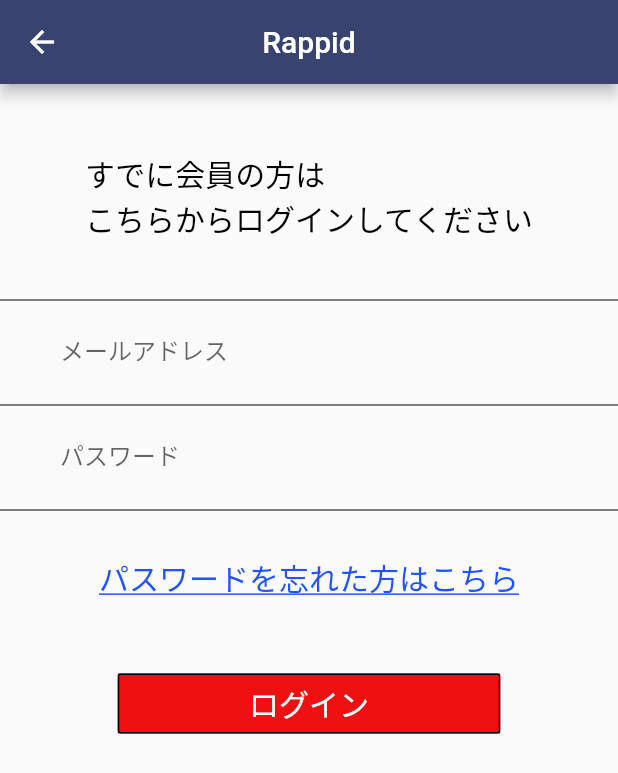
After one commit to choushou/flutter_education, a Flutter app: the screen it shows after launch, after a tap on "LoginSignupPage", on a phone screen of 412 x 824 dp. The commit adds this screen. Shown: the top 773 px of the screen. Run offline on Flutter 3.47's test engine with Material 2 defaults, Android fonts, the phone set to English and light mode, and no system bars; our stand-ins replace firebase_auth, firebase_database; missing offline and left inert: flutter_share_go; accounts and stored records are empty; Roboto replaces fonts that are missing (ヒラギノ角ゴ ProN W3).

Commit message:
ログイン画面を実装

```diff
--- /dev/null
+++ b/education/lib/login_signup_page.dart
@@ -0,0 +1,192 @@
+import 'package:flutter/material.dart';
+import 'package:firebase_auth/firebase_auth.dart';
+import 'package:flutter/services.dart';
+
+final FirebaseAuth _auth = FirebaseAuth.instance;
+
+class LoginSignupPage extends StatefulWidget {
+  @override
+  _LoginSignupPageState createState() => _LoginSignupPageState();
+}
+
+class _LoginSignupPageState extends State<LoginSignupPage> {
+  final GlobalKey<FormState> _formKey = GlobalKey<FormState>();
+  final TextEditingController _emailController = TextEditingController();
+  final TextEditingController _passwordController = TextEditingController();
+  bool _success;
+  String _userEmail;
+
+  @override
+  Widget build(BuildContext context) {
+    return Scaffold(
+      appBar: AppBar(
+        centerTitle: true,
+        title: Text('Rappid'),
+        backgroundColor: Color.fromRGBO(56, 67, 111, 1),
+      ),
+      body: Container(
+        child: Column(
+          children: <Widget>[
+            Container(
+              child: const Text(
+                'すでに会員の方は\nこちらからログインしてください',
+                style: TextStyle(
+                    fontFamily: "ヒラギノ角ゴ ProN W3",
+                    fontSize: 20.0,
+                    color: Colors.black),
+              ),
+              padding: const EdgeInsets.only(top: 45, bottom: 38),
+              alignment: Alignment.center,
+            ),
+            Container(
+              padding: const EdgeInsets.only(top: 0, bottom: 10),
+              child: Divider(
+                height: 2.0,
+                //indent: 0.0,
+                color: Colors.black,
+              ),
+            ),
+            Form(
+              key: _formKey,
+              child: Column(
+                children: <Widget>[
+                  TextFormField(
+                    controller: _emailController,
+                    decoration: InputDecoration(
+                      labelText: 'メールアドレス',
+                      hintText: '入力してください',
+                      contentPadding: EdgeInsets.only(left: 40),
+                      border: InputBorder.none,
+                    ),
+                    validator: (String value) {
+                      if (value.isEmpty) {
+                        return 'Please enter some text';
+                      }
+                      return null;
+                    },
+                  ),
+                  Container(
+                    padding: const EdgeInsets.only(top: 10, bottom: 10),
+                    child: Divider(
+                      height: 2.0,
+                      //indent: 0.0,
+                      color: Colors.black,
+                    ),
+                  ),
+                  TextFormField(
+                    controller: _passwordController,
+                    inputFormatters: [
+                      WhitelistingTextInputFormatter(RegExp("[a-z,A-Z,0-9]")),
+                    ],
+                    decoration: const InputDecoration(
+                      labelText: 'パスワード',
+                      hintText: '6文字以上の英数字',
+                      contentPadding: EdgeInsets.only(left: 40),
+                      border: InputBorder.none,
+                    ),
+                    validator: (String value) {
+                      if (value.isEmpty) {
+                        return 'Please enter some text';
+                      }
+                      if (value.length < 6) {
+                        return '6文字以上の英数字を入力してください';
+                      }
+                      return null;
+                    },
+                  ),
+                ],
+              ),
+            ),
+            Container(
+              padding: const EdgeInsets.only(top: 10, bottom: 0),
+              child: Divider(
+                height: 2.0,
+                //indent: 0.0,
+                color: Colors.black,
+              ),
+            ),
+            Container(
+              padding: const EdgeInsets.only(top: 20, bottom: 40),
+              child: FlatButton(
+                onPressed: test,
+                child: Text(
+                  "パスワードを忘れた方はこちら",
+                  style: TextStyle(
+                      fontFamily: "ヒラギノ角ゴ ProN W3",
+                      fontSize: 20.0,
+                      color: Color.fromRGBO(32, 83, 253, 1),
+                      decoration: TextDecoration.underline),
+                ),
+              ),
+            ),
+            Container(
+              color: Color.fromRGBO(239, 17, 17, 1),
+              width: 255,
+              height: 40,
+              child: OutlineButton(
+                borderSide: BorderSide(color: Colors.black),
+                highlightedBorderColor: Colors.black,
+                textColor: Colors.white,
+                onPressed: () async {
+                  if (_formKey.currentState.validate()) {
+                    _signInWithEmailAndPassword();
+                  }
+                },
+                child: Text(
+                  "ログイン",
+                  style: TextStyle(
+                    fontFamily: "ヒラギノ角ゴ ProN W3",
+                    fontSize: 20.0,
+                    // color: Colors.white,
+                  ),
+                ),
+              ),
+            ),
+          ],
+        ),
+//            Container(
+//              alignment: Alignment.center,
+//              padding: const EdgeInsets.symmetric(horizontal: 16),
+//              child: Text(
+//                _success == null
+//                    ? ''
+//                    : (_success
+//                        ? 'Successfully signed in ' + _userEmail
+//                        : 'Sign in failed'),
+//                style: TextStyle(color: Colors.red),
+//              ),
+//            )
+//          ],
+//        ),
+//      ),
+      ),
+    );
+  }
+
+  test() {
+    print("item");
+  }
+
+  void _signInWithEmailAndPassword() async {
+    final FirebaseUser user = (await _auth.signInWithEmailAndPassword(
+      email: _emailController.text,
+      password: _passwordController.text,
+    ))
+        .user;
+    if (user != null) {
+      setState(() {
+        _success = true;
+        _userEmail = user.email;
+      });
+    } else {
+      _success = false;
+    }
+  }
+
+  @override
+  void dispose() {
+    _emailController.dispose();
+    _passwordController.dispose();
+    super.dispose();
+  }
+}
--- a/education/lib/main.dart
+++ b/education/lib/main.dart
@@ -1,3 +1,4 @@
+import 'package:education/login_signup_page.dart';
 import 'package:flutter/material.dart';
 import 'package:firebase_database/firebase_database.dart';
 
@@ -21,6 +22,7 @@ class MyApp extends StatelessWidget {
       home: MyHomePage(title: 'Flutter Demo Home Page'),
       routes: {
         'DraggablePage': (context) => DraggablePage(),
+        'LoginSignupPage': (context) => LoginSignupPage(),
       },
     );
   }
@@ -91,6 +93,12 @@ class _MyHomePageState extends State<MyHomePage> {
                 },
                 child: Text('DraggablePage'),
               ),
+              RaisedButton(
+                onPressed: () {
+                  navigateTo('LoginSignupPage');
+                },
+                child: Text('LoginSignupPage'),
+              ),
             ],
           )
       ), //center
--- a/education/pubspec.yaml
+++ b/education/pubspec.yaml
@@ -30,6 +30,7 @@ dependencies:
   cupertino_icons: ^0.1.3
   firebase_database: ^3.1.3
   flutter_share_go: ^0.0.2
+  firebase_auth: ^0.14.0+5
 #  firebase_core: ^0.3.1
 #  firebase_core: ^0.4.0
 
```
Also changed, not shown: education/pubspec.lock.
